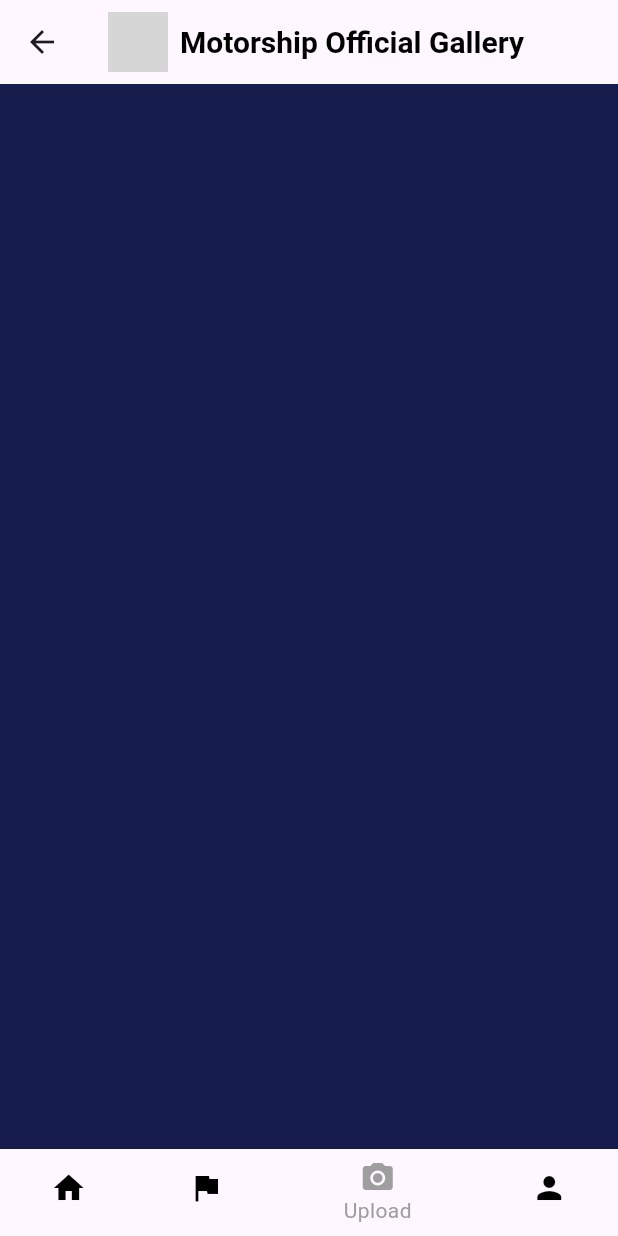
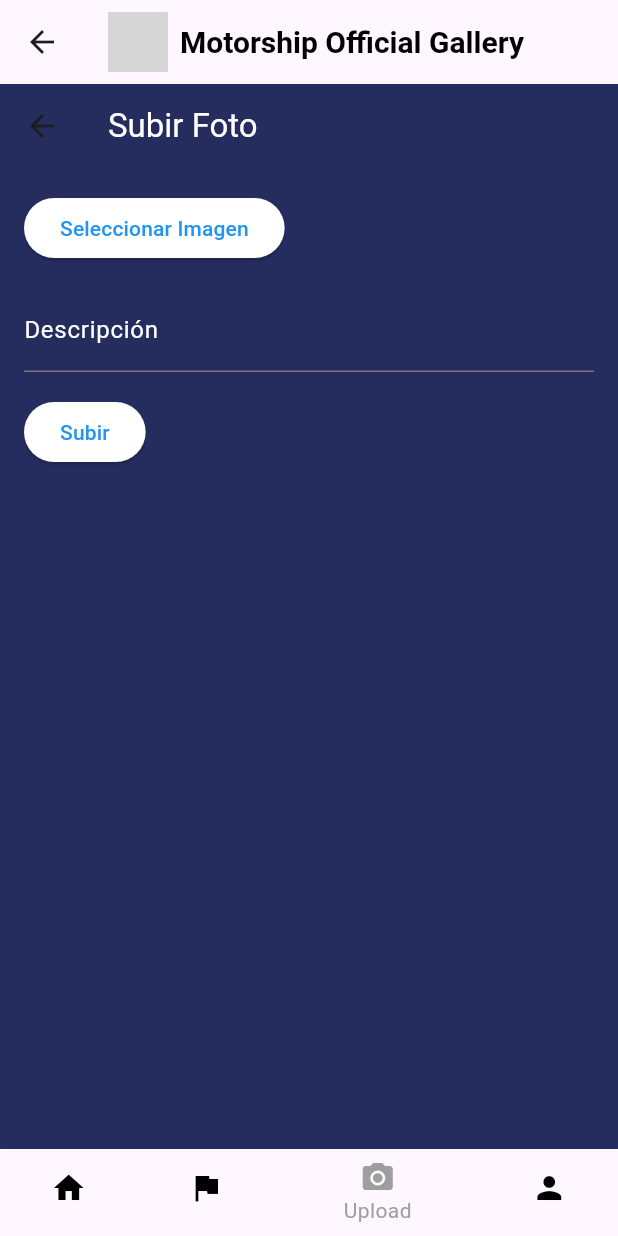
Before and after one commit to Solex02/mog_flutter, a Flutter app: the MainActivity screen opened directly, item 3 of the bottom bar chosen, on a phone screen of 412 x 824 dp. Run offline on Flutter 3.47's test engine with Material 3 defaults, Android fonts, the phone set to English and light mode, and no system bars; our stand-ins replace image_picker, otp_text_field, supabase_flutter; missing offline and left inert: crypt; accounts and stored records are empty; Roboto replaces fonts that are missing (YourFontFamily); grey boxes are pictures that could not be loaded.

Commit message:
Pantalla upload y subir fotos a principal

```diff
--- a/lib/pages/Principal.dart
+++ b/lib/pages/Principal.dart
@@ -1,6 +1,7 @@
+import 'dart:io';
+
 import 'package:flutter/material.dart';
-
-
+import 'upload_content.dart'; // Importa el nuevo archivo
 
 class MainActivity extends StatefulWidget {
   @override
@@ -10,13 +11,25 @@ class MainActivity extends StatefulWidget {
 class _MainActivityState extends State<MainActivity> {
   int _currentIndex = 0;
 
-  // Lista de widgets correspondientes a cada ítem de la barra de navegación
-  final List<Widget> _screens = [
-    MenuPrincipal(),
-    TopScreen(),
-    UploadScreen(),
-    ProfileScreen(),
+  // Lista de publicaciones
+  List<Widget> _publications = [
+
   ];
+
+  void handleUpload(String imagePath, String description) {
+    setState(() {
+      // Agrega la nueva publicación a la lista
+      _publications.add(
+        ImageItem(
+          imagePath: imagePath,
+          description: description,
+          logoImagePath: 'assets/images/oscar.png',
+          logoText: 'Gangzalo',
+        ),
+      );
+      _currentIndex = 0; // Cambia a la pantalla principal después de cargar
+    });
+  }
 
   @override
   Widget build(BuildContext context) {
@@ -24,28 +37,44 @@ class _MainActivityState extends State<MainActivity> {
       appBar: AppBar(
         title: Row(
           children: [
-            // Logo de la aplicación
             Image.asset('assets/images/iogo.png', width: 40, height: 40),
-            SizedBox(width: 8), // Espacio entre el logo y el título
+            SizedBox(width: 8),
             Text(
               'Motorship Official Gallery',
               style: TextStyle(
-                fontSize: 20, // Tamaño del texto
-                fontWeight: FontWeight.bold, // Negrita
-                fontFamily: 'YourFontFamily', // Cambia 'YourFontFamily' por el nombre de tu fuente personalizada
-                color: Colors.black, // Color del texto
+                fontSize: 20,
+                fontWeight: FontWeight.bold,
+                fontFamily: 'YourFontFamily',
+                color: Colors.black,
               ),
             ),
           ],
         ),
       ),
-      body: Container(color: Color.fromARGB(255, 22, 29, 77),
-        child: IndexedStack(
-          index: _currentIndex,
-          children: _screens,
-
+      body: Stack(
+      children: [
+        Container(
+          color: Color.fromARGB(255, 37, 45, 95),
+          child: IndexedStack(
+            index: _currentIndex,
+            children: [
+              // Use un ListView.builder para mostrar la lista de publicaciones
+              ListView.builder(
+                itemCount: _publications.length,
+                itemBuilder: (context, index) => _publications[index],
+              ),
+              TopScreen(),
+              Container(), // Contenedor vacío para la pantalla de carga
+              ProfileScreen(),
+            ],
+          ),
         ),
-      ),
+        if (_currentIndex == 2) // Muestra la pantalla de carga solo cuando se selecciona "Upload"
+          Positioned.fill(
+            child: UploadContent(onUpload: handleUpload),
+          ),
+      ],
+    ),
       bottomNavigationBar: BottomNavigationBar(
         items: [
           BottomNavigationBarItem(
@@ -78,30 +107,14 @@ class _MainActivityState extends State<MainActivity> {
   }
 }
 
+
 class MenuPrincipal extends StatelessWidget {
   @override
   Widget build(BuildContext context) {
     return ListView(
 
       children: [
-        ImageItem(
-          imagePath: 'assets/images/Autobello.jpg',
-          description: 'Descripción de la imagen 1',
-          logoImagePath: 'assets/images/iogo.png',
-          logoText: 'Motorship1',
-        ),
-        ImageItem(
-          imagePath: 'assets/images/auto2.jpg',
-          description: 'Descripción de la imagen 2',
-          logoImagePath: 'assets/images/iogo.png',
-          logoText: 'Motorship2',
-        ),
-        ImageItem(
-          imagePath: 'assets/images/Autobello.jpg',
-          description: 'Descripción de la imagen 1',
-          logoImagePath: 'assets/images/iogo.png',
-          logoText: 'Motorship3',
-        ),
+
         // Agrega más elementos según sea necesario
       ],
     );
@@ -182,6 +195,7 @@ class _ImageItemState extends State<ImageItem> {
     });
   }
 
+
   @override
   Widget build(BuildContext context) {
     return Align(
@@ -200,7 +214,7 @@ class _ImageItemState extends State<ImageItem> {
               Text(widget.logoText, style: TextStyle(color: Colors.white)),
             ],
           ),
-          Image.asset(widget.imagePath),
+          Image.file(File(widget.imagePath)),
           SizedBox(height: 14), // Margen por encima de los botones
           Container(
             margin: EdgeInsets.only(left: 9.0), // Ajusta el valor según el margen deseado
@@ -231,11 +245,10 @@ class _ImageItemState extends State<ImageItem> {
             ),
           ),
           SizedBox(height: 8), // Margen por debajo de los botones
-          Container(
-            margin: EdgeInsets.only(left: 18.0), // Ajusta el valor según el margen deseado
+          Padding(
+            padding: const EdgeInsets.only(left: 18.0, bottom: 40.0), // Ajusta los valores según el margen deseado
             child: Text(widget.description, style: TextStyle(color: Colors.white)),
           ),
-          Divider(),
         ],
       ),
     );
--- /dev/null
+++ b/lib/pages/upload_content.dart
@@ -0,0 +1,111 @@
+import 'dart:io';
+import 'package:flutter/material.dart';
+import 'package:image_picker/image_picker.dart';
+
+class UploadContent extends StatefulWidget {
+  final Function(String, String) onUpload;
+
+  UploadContent({required this.onUpload});
+
+  @override
+  _UploadContentState createState() => _UploadContentState();
+}
+
+class _UploadContentState extends State<UploadContent> {
+  late TextEditingController descriptionController;
+  late String imagePath;
+
+  @override
+  void initState() {
+    super.initState();
+    descriptionController = TextEditingController();
+    imagePath = '';
+  }
+
+  Future<void> _pickImage() async {
+    final ImagePicker _picker = ImagePicker();
+    final XFile? pickedFile = await _picker.pickImage(
+      source: ImageSource.gallery,
+    );
+
+    if (pickedFile != null) {
+      setState(() {
+        imagePath = pickedFile.path;
+      });
+    }
+  }
+
+  void handleUpload() {
+    String description = descriptionController.text;
+    widget.onUpload(imagePath, description);
+  }
+
+  @override
+  Widget build(BuildContext context) {
+    return Scaffold(
+      appBar: AppBar(
+        title: Text('Subir Foto', style: TextStyle(color: Colors.white)),
+        backgroundColor: Color.fromARGB(255, 37, 45, 95),
+      ),
+      body: SingleChildScrollView(
+        child: Container(
+          width: double.infinity,
+          // Reduzco la altura del Container
+          height: MediaQuery.of(context).size.height - kToolbarHeight,
+          color: Color.fromARGB(255, 37, 45, 95),
+          child: Padding(
+            padding: const EdgeInsets.all(16.0),
+            child: Column(
+              crossAxisAlignment: CrossAxisAlignment.start,
+              children: [
+                Row(
+                  children: [
+                    ElevatedButton(
+                      onPressed: _pickImage,
+                      style: ElevatedButton.styleFrom(
+                        primary: Colors.white,
+                      ),
+                      child: Text(
+                        'Seleccionar Imagen',
+                        style: TextStyle(color: Colors.blue),
+                      ),
+                    ),
+                    SizedBox(width: 50),
+                    imagePath.isNotEmpty
+                        ? Image.file(
+                            File(imagePath),
+                            height: 100,
+                            width: 100,
+                            fit: BoxFit.cover,
+                          )
+                        : Container(),
+                  ],
+                ),
+                SizedBox(height: 16),
+                TextField(
+                  controller: descriptionController,
+                  style: TextStyle(color: Colors.white),
+                  decoration: InputDecoration(
+                    labelText: 'Descripción',
+                    labelStyle: TextStyle(color: Colors.white),
+                  ),
+                ),
+                SizedBox(height: 16),
+                ElevatedButton(
+                  onPressed: handleUpload,
+                  style: ElevatedButton.styleFrom(
+                    primary: Colors.white,
+                  ),
+                  child: Text(
+                    'Subir',
+                    style: TextStyle(color: Colors.blue),
+                  ),
+                ),
+              ],
+            ),
+          ),
+        ),
+      ),
+    );
+  }
+}
```
